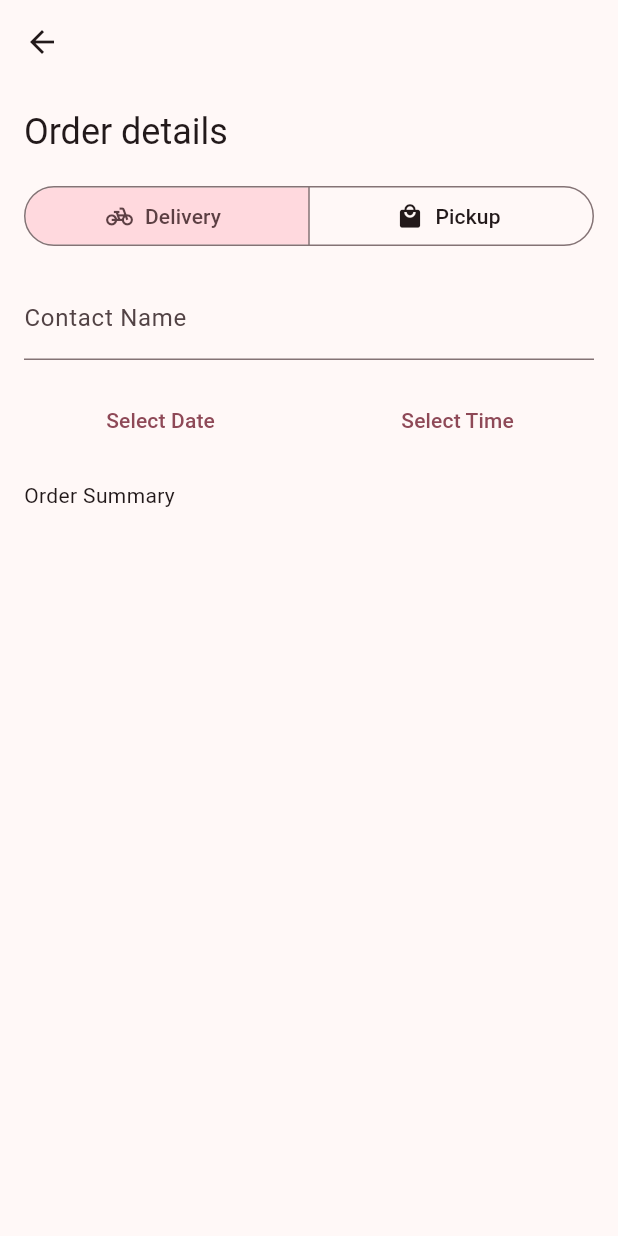
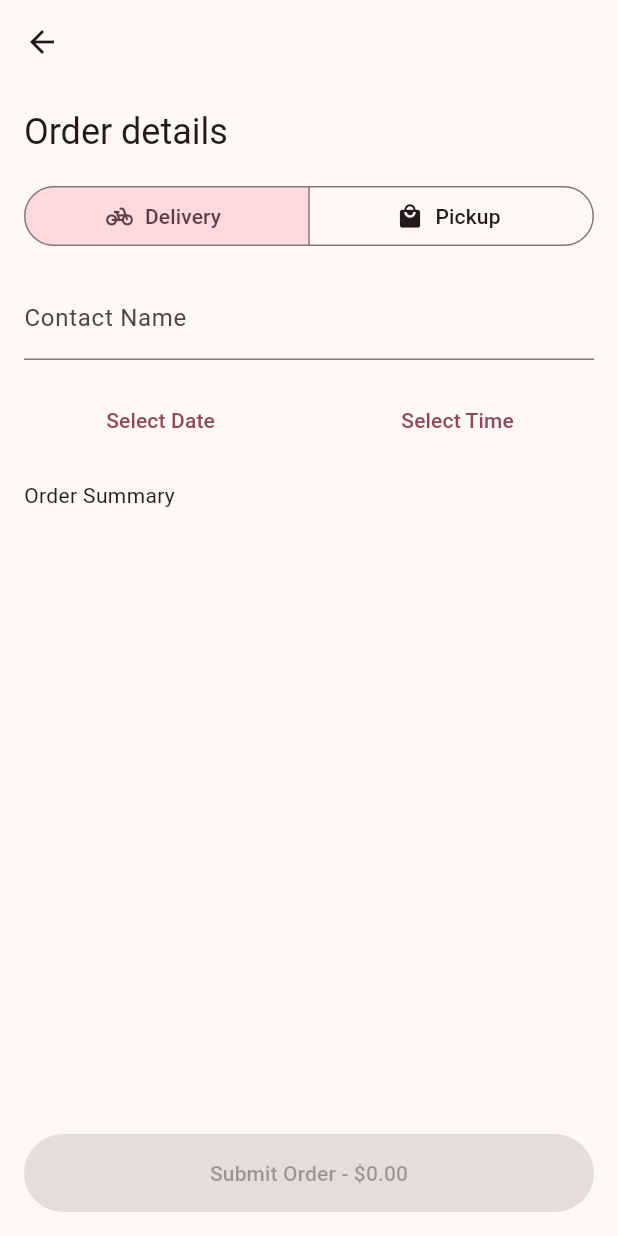
Before and after one commit to marcelovet/flutter_yummy, a Flutter app: the CheckoutPage screen opened directly with empty values, on a phone screen of 412 x 824 dp. Run offline on Flutter 3.47's test engine with Material 3 defaults, Android fonts, the phone set to English and light mode, and no system bars.

Commit message:
submit order button

```diff
--- a/lib/screens/checkout_page.dart
+++ b/lib/screens/checkout_page.dart
@@ -169,7 +169,33 @@ class _CheckoutPageState extends State<CheckoutPage> {
     );
   }
 
-  // TODO: build submit order button
+  Widget _buildSubmitButton() {
+    return ElevatedButton(
+      onPressed: widget.cartManager.isEmpty
+        ? null
+        : () {
+          final selectedSegment = this.selectedSegment;
+          final selectedTime = this.selectedTime;
+          final selectedDate = this.selectedDate;
+          final name = _nameController.text;
+          final items = widget.cartManager.items;
+
+          final order = Order(
+            selectedSegment: selectedSegment,
+            selectedTime: selectedTime,
+            selectedDate: selectedDate,
+            name: name,
+            items: items
+          );
+          widget.cartManager.resetCart();
+          widget.onSubmit(order);
+        },
+      child: Padding(
+        padding: const EdgeInsets.all(16.0),
+        child: Text('Submit Order - \$${widget.cartManager.totalCost.toStringAsFixed(2)}')
+      ),
+    );
+  }
 
   @override
   Widget build(BuildContext context) {
@@ -218,7 +244,7 @@ class _CheckoutPageState extends State<CheckoutPage> {
             const SizedBox(height: 16.0),
             const Text("Order Summary"),
             _buildOrderSummary(context),
-            // TODO: add submit order button
+            _buildSubmitButton(),
           ],
         ),
       )
```
